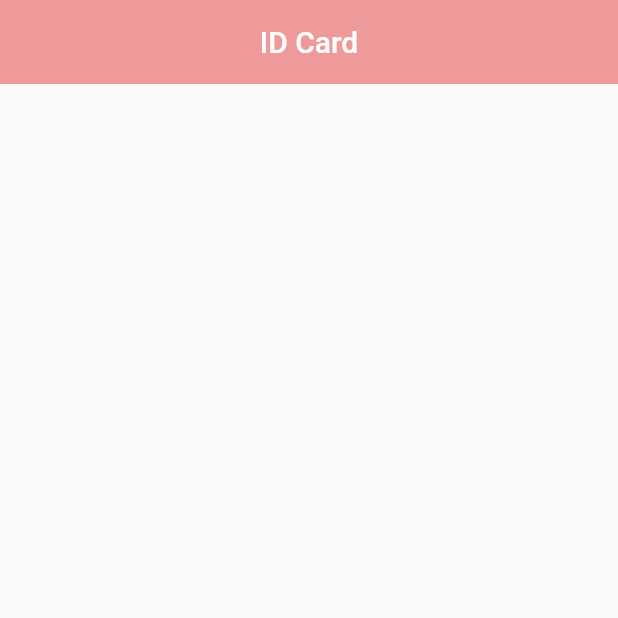
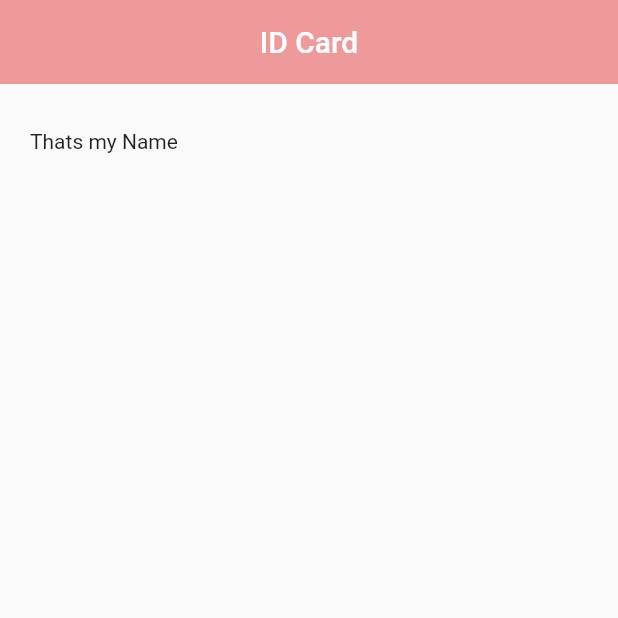
Before and after one commit to saroj-sudo/Flutter-IdCard, a Flutter app: the screen it shows after launch, on a phone screen of 412 x 824 dp, the top half of it. Run offline on Flutter 3.47's test engine with Material 2 defaults, Android fonts, the phone set to English and light mode, and no system bars.

Commit message:
second-commit

```diff
--- a/lib/main.dart
+++ b/lib/main.dart
@@ -18,7 +18,7 @@ class Home extends StatelessWidget {
         padding: EdgeInsets.fromLTRB(20.0, 30.0, 20.0, 0.0),
         child: Column(
           children: <Widget>[
-            Text('')
+            Text('Thats my Name')
           ],
         ),
       ),
```
